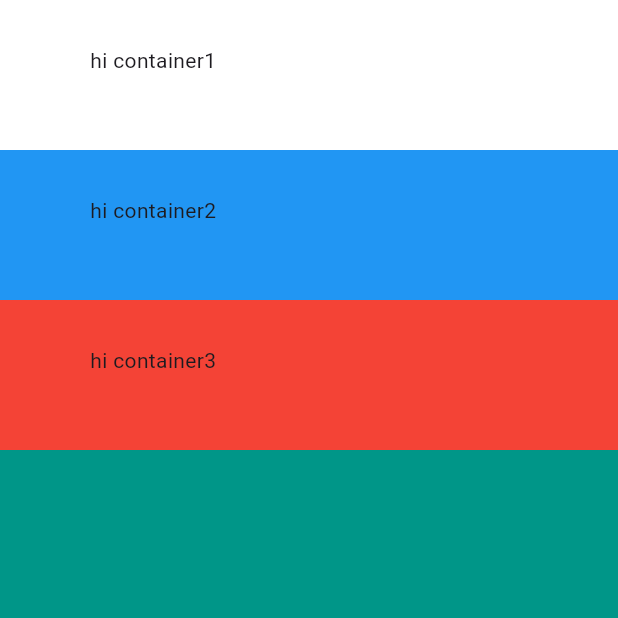
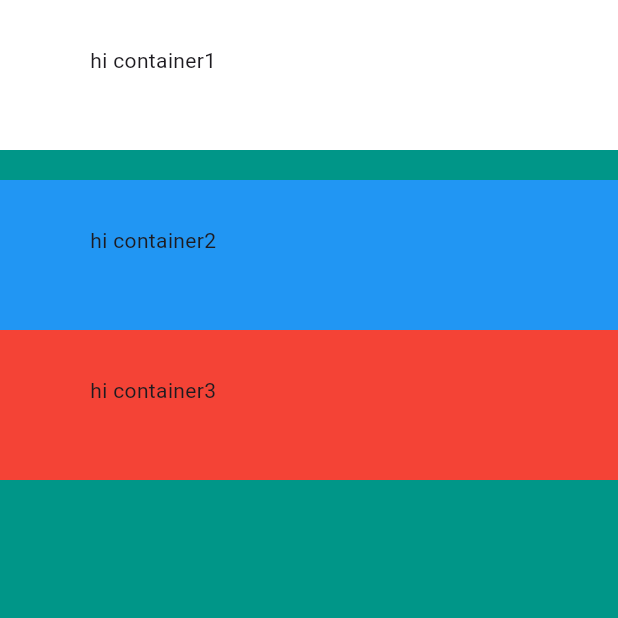
Before and after one commit to najmabashiir/mi_card_flutter, a Flutter app: the screen it shows after launch, on a phone screen of 412 x 824 dp, the top half of it. Run offline on Flutter 3.47's test engine with Material 3 defaults, Android fonts, the phone set to English and light mode, and no system bars.

Commit message:
learn SizedBox to space column containers
Signed-off-by: najmabashiir <najaxbashiirali>

```diff
--- a/lib/main.dart
+++ b/lib/main.dart
@@ -32,6 +32,7 @@ class myapp extends StatelessWidget {
 
                 child: Text("hi container1",),
               ),
+              SizedBox(height: 20.0,),
               Container(
                 width: double.infinity,
                 height: 100.0,
```
